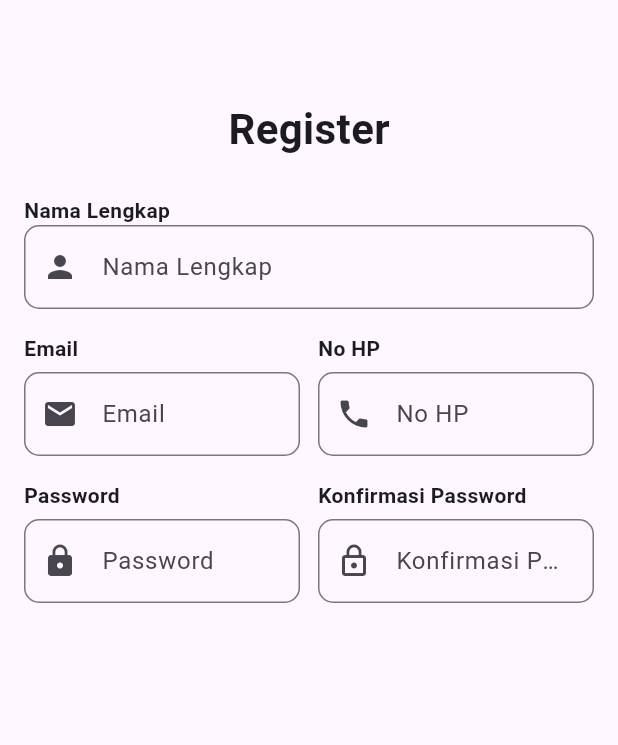
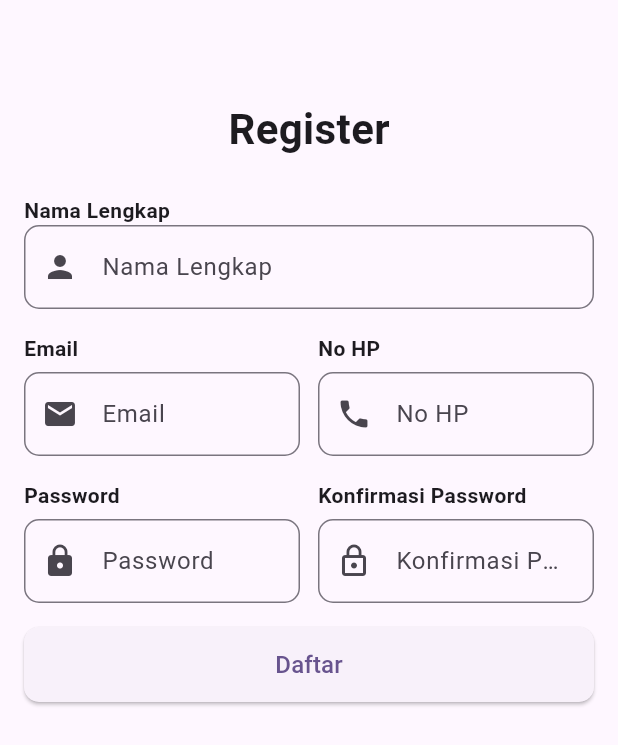
Before and after one commit to muthiasasi19/20220140167_UCP1Flutter, a Flutter app: the RegisterPage screen opened directly, on a phone screen of 412 x 824 dp. Shown: the top 745 px of the screen. Run offline on Flutter 3.47's test engine with Material 3 defaults, Android fonts, the phone set to English and light mode, and no system bars.

Commit message:
Membuat button 'Daftar

```diff
--- a/lib/Application/register_page.dart
+++ b/lib/Application/register_page.dart
@@ -215,6 +215,19 @@ class _RegisterPageState extends State<RegisterPage> {
                   ],
                 ),
                 const SizedBox(height: 16),
+
+                ElevatedButton(
+                  onPressed: () {
+                    if (_formKey.currentState!.validate()) {}
+                  },
+                  style: ElevatedButton.styleFrom(
+                    minimumSize: const Size.fromHeight(50),
+                    shape: RoundedRectangleBorder(
+                      borderRadius: BorderRadius.circular(10),
+                    ),
+                  ),
+                  child: const Text('Daftar', style: TextStyle(fontSize: 16)),
+                ),
               ],
             ),
           ),
```
